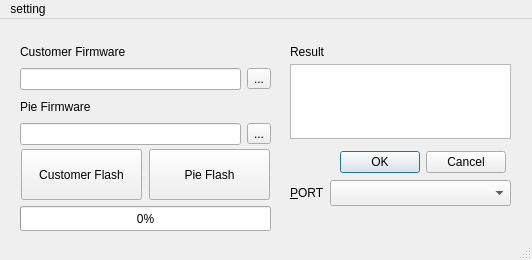
wangyixu12/Esp32DownloadTools, file mainForm.ui: the form before one commit.
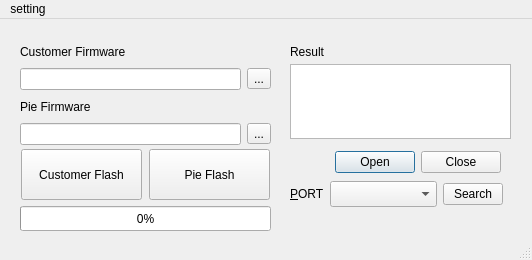
The form after the commit.

Commit message: 完成串口的寻找和设置

```diff
--- a/mainForm.ui
+++ b/mainForm.ui
@@ -105,53 +105,6 @@
      </item>
     </layout>
    </widget>
-   <widget class="QWidget" name="layoutWidget">
-    <property name="geometry">
-     <rect>
-      <x>290</x>
-      <y>160</y>
-      <width>221</width>
-      <height>28</height>
-     </rect>
-    </property>
-    <layout class="QHBoxLayout" name="horizontalLayout_3">
-     <property name="spacing">
-      <number>0</number>
-     </property>
-     <item>
-      <widget class="QLabel" name="label_3">
-       <property name="maximumSize">
-        <size>
-         <width>40</width>
-         <height>16777215</height>
-        </size>
-       </property>
-       <property name="text">
-        <string>&amp;PORT</string>
-       </property>
-       <property name="buddy">
-        <cstring>portComBox</cstring>
-       </property>
-      </widget>
-     </item>
-     <item>
-      <widget class="QComboBox" name="portComBox">
-       <property name="minimumSize">
-        <size>
-         <width>96</width>
-         <height>26</height>
-        </size>
-       </property>
-       <property name="maximumSize">
-        <size>
-         <width>300</width>
-         <height>26</height>
-        </size>
-       </property>
-      </widget>
-     </item>
-    </layout>
-   </widget>
    <widget class="QWidget" name="layoutWidget">
     <property name="geometry">
      <rect>
@@ -203,7 +156,10 @@
      </rect>
     </property>
     <property name="standardButtons">
-     <set>QDialogButtonBox::Cancel|QDialogButtonBox::Ok</set>
+     <set>QDialogButtonBox::Close|QDialogButtonBox::Open</set>
+    </property>
+    <property name="centerButtons">
+     <bool>true</bool>
     </property>
    </widget>
    <widget class="QWidget" name="layoutWidget">
@@ -260,6 +216,70 @@
      </item>
     </layout>
    </widget>
+   <widget class="QWidget" name="">
+    <property name="geometry">
+     <rect>
+      <x>290</x>
+      <y>160</y>
+      <width>213</width>
+      <height>30</height>
+     </rect>
+    </property>
+    <layout class="QHBoxLayout" name="horizontalLayout_5">
+     <item>
+      <layout class="QHBoxLayout" name="horizontalLayout_3">
+       <property name="spacing">
+        <number>0</number>
+       </property>
+       <item>
+        <widget class="QLabel" name="label_3">
+         <property name="maximumSize">
+          <size>
+           <width>40</width>
+           <height>16777215</height>
+          </size>
+         </property>
+         <property name="text">
+          <string>&amp;PORT</string>
+         </property>
+         <property name="buddy">
+          <cstring>portComBox</cstring>
+         </property>
+        </widget>
+       </item>
+       <item>
+        <widget class="QComboBox" name="portComBox">
+         <property name="minimumSize">
+          <size>
+           <width>50</width>
+           <height>26</height>
+          </size>
+         </property>
+         <property name="maximumSize">
+          <size>
+           <width>300</width>
+           <height>26</height>
+          </size>
+         </property>
+        </widget>
+       </item>
+      </layout>
+     </item>
+     <item>
+      <widget class="QPushButton" name="searchPortBtn">
+       <property name="maximumSize">
+        <size>
+         <width>60</width>
+         <height>16777215</height>
+        </size>
+       </property>
+       <property name="text">
+        <string>Search</string>
+       </property>
+      </widget>
+     </item>
+    </layout>
+   </widget>
   </widget>
   <widget class="QMenuBar" name="menubar">
    <property name="geometry">
```
The commit also changes 2 other files.
